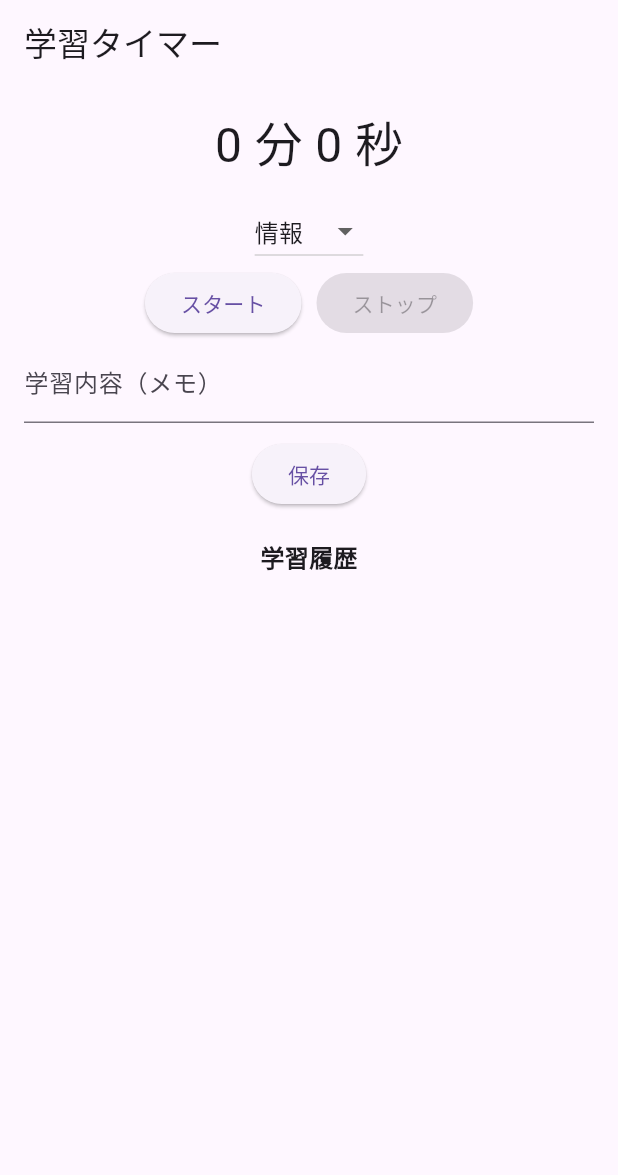
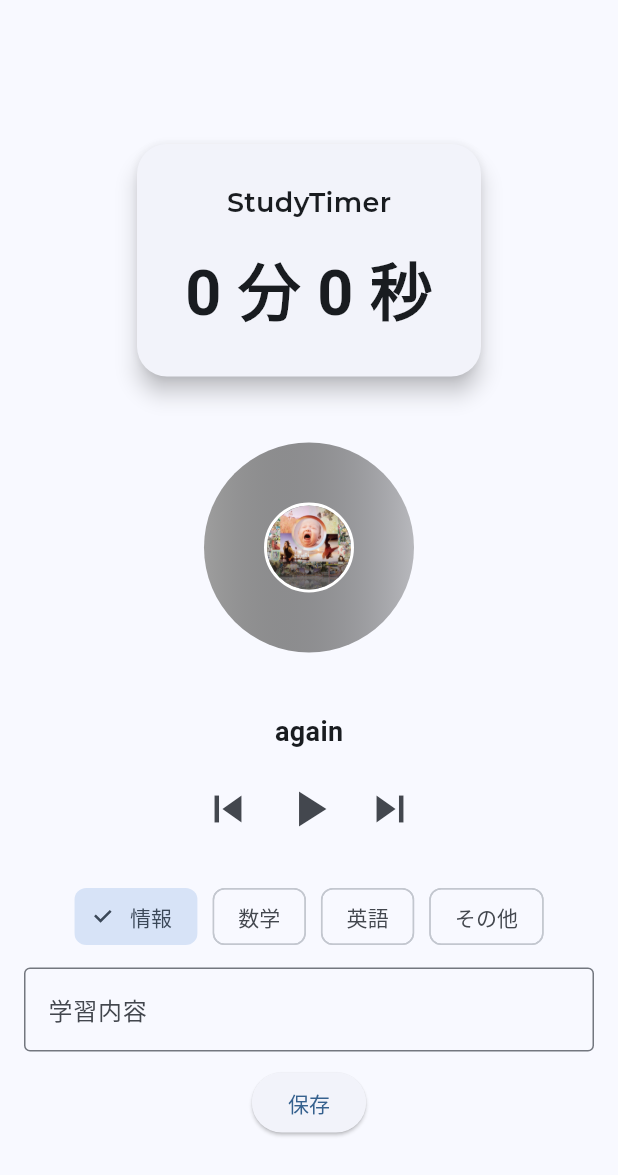
Before and after one commit to RinShimizu788/flutter_application_1, a Flutter app: the screen it shows after launch, on a phone screen of 412 x 824 dp. Shown: the top 1175 px of the screen. Run offline on Flutter 3.47's test engine with Material 3 defaults, Android fonts, the phone set to English and light mode, and no system bars; our stand-ins replace audioplayers, google_fonts, shared_preferences.

Commit message:
音楽プレイヤー

```diff
--- a/lib/main.dart
+++ b/lib/main.dart
@@ -4,6 +4,7 @@ import 'dart:convert';
 import 'package:flutter/material.dart';
 import 'package:shared_preferences/shared_preferences.dart';
 import 'package:audioplayers/audioplayers.dart';
+import 'package:google_fonts/google_fonts.dart';
 
 void main() {
   runApp(const MyApp());
@@ -46,9 +47,13 @@ class MyApp extends StatelessWidget {
 
   @override
   Widget build(BuildContext context) {
-    return const MaterialApp(
+    return MaterialApp(
       debugShowCheckedModeBanner: false,
-      home: StudyTimerPage(),
+      theme: ThemeData(
+        useMaterial3: true,
+        colorSchemeSeed: Colors.blue,
+      ),
+      home: const StudyTimerPage(),
     );
   }
 }
@@ -60,69 +65,102 @@ class StudyTimerPage extends StatefulWidget {
   State<StudyTimerPage> createState() => _StudyTimerPageState();
 }
 
-class _StudyTimerPageState extends State<StudyTimerPage> {
+class _StudyTimerPageState extends State<StudyTimerPage>
+    with SingleTickerProviderStateMixin {
+
   int elapsedSeconds = 0;
+  int goalSeconds = 1500;
   Timer? timer;
   bool isRunning = false;
 
-  final AudioPlayer _player = AudioPlayer();
+  String selectedSubject = '情報';
 
-  String selectedSubject = '情報';
+  final List<Map<String, String>> tracks = [
+    {'name': 'again', 'file': 'bgm1.mp3', 'image': 'cover1.jpg'},
+    {'name': 'HANABI', 'file': 'bgm2.m4a', 'image': 'cover2.jpg'},
+  ];
+
+  int selectedTrackIndex = 0;
+
+  String get currentTrack => tracks[selectedTrackIndex]['name']!;
+  String get currentFile => tracks[selectedTrackIndex]['file']!;
+  String get currentImage => tracks[selectedTrackIndex]['image']!;
+
   final TextEditingController memoController = TextEditingController();
+  List<StudyLog> logs = [];
 
-  List<StudyLog> logs = [];
+  final AudioPlayer player = AudioPlayer();
+
+  late AnimationController _controller;
+  late Animation<double> _rotation;
+
+  final Map<String, IconData> subjectIcons = {
+    '情報': Icons.computer,
+    '数学': Icons.calculate,
+    '英語': Icons.language,
+    'その他': Icons.more_horiz,
+  };
+
+  double get progress =>
+      (elapsedSeconds / goalSeconds).clamp(0.0, 1.0);
 
   @override
   void initState() {
     super.initState();
     loadLogs();
+    playIdleBgm();
+
+    _controller = AnimationController(
+      vsync: this,
+      duration: const Duration(seconds: 2),
+    );
+
+    _rotation = Tween<double>(begin: 0, end: 1).animate(_controller);
   }
 
   @override
   void dispose() {
     timer?.cancel();
-    _player.dispose();
     memoController.dispose();
+    player.dispose();
+    _controller.dispose();
     super.dispose();
   }
 
-  Future<void> playBgm() async {
-    await _player.setReleaseMode(ReleaseMode.loop);
-    await _player.play(AssetSource('bgm.mp3'));
+  Future<void> playStudyBgm() async {
+    await player.stop();
+    await player.setReleaseMode(ReleaseMode.loop);
+    await player.play(AssetSource(currentFile));
   }
 
-  Future<void> stopBgm() async {
-    await _player.stop();
+  Future<void> playIdleBgm() async {
+    await player.stop();
+    await player.setReleaseMode(ReleaseMode.loop);
+    await player.play(AssetSource('idle.mp3'));
+    await player.setVolume(0.3);
   }
 
   void startTimer() {
     timer?.cancel();
+    setState(() => isRunning = true);
 
-    setState(() {
-      isRunning = true;
-    });
-
-    playBgm();
+    playStudyBgm();
+    _controller.repeat();
 
     timer = Timer.periodic(const Duration(seconds: 1), (_) {
-      setState(() {
-        elapsedSeconds++;
-      });
+      setState(() => elapsedSeconds++);
     });
   }
 
   void stopTimer() {
     timer?.cancel();
-    stopBgm();
+    setState(() => isRunning = false);
 
-    setState(() {
-      isRunning = false;
-    });
+    playIdleBgm();
+    _controller.stop();
   }
 
   Future<void> saveLog() async {
-    stopBgm();
-
     final minutes = elapsedSeconds ~/ 60;
     if (minutes == 0) return;
 
@@ -148,6 +186,8 @@ class _StudyTimerPageState extends State<StudyTimerPage> {
     });
 
     timer?.cancel();
+    playIdleBgm();
+    _controller.stop();
   }
 
   Future<void> loadLogs() async {
@@ -163,54 +203,188 @@ class _StudyTimerPageState extends State<StudyTimerPage> {
     });
   }
 
+  /// 💿 CD（中央に画像）
+  Widget buildCDWithProgress() {
+    return SizedBox(
+      width: 180,
+      height: 180,
+      child: Stack(
+        alignment: Alignment.center,
+        children: [
+          /// 進捗リング
+          CircularProgressIndicator(
+            value: progress,
+            strokeWidth: 6,
+            backgroundColor: Colors.grey.shade300,
+          ),
+
+          /// 外側CD
+          RotationTransition(
+            turns: _rotation,
+            child: Container(
+              width: 140,
+              height: 140,
+              decoration: BoxDecoration(
+                shape: BoxShape.circle,
+                gradient: LinearGradient(
+                  colors: isRunning
+                      ? [Colors.black, Colors.blueGrey, Colors.black]
+                      : [Colors.grey, Colors.black26],
+                ),
+              ),
+            ),
+          ),
+
+          /// 中央画像（ジャケット）
+          RotationTransition(
+            turns: _rotation,
+            child: Container(
+              width: 60,
+              height: 60,
+              decoration: BoxDecoration(
+                shape: BoxShape.circle,
+                border: Border.all(color: Colors.white, width: 2),
+              ),
+              child: ClipOval(
+                child: Image.asset(
+                  'assets/$currentImage',
+                  fit: BoxFit.cover,
+                ),
+              ),
+            ),
+          ),
+        ],
+      ),
+    );
+  }
+
+  /// 🎵 プレイヤー
+  Widget buildPlayerControls() {
+    return Column(
+      children: [
+        Text(
+          currentTrack,
+          style: const TextStyle(
+            fontSize: 18,
+            fontWeight: FontWeight.bold,
+          ),
+        ),
+
+        const SizedBox(height: 10),
+
+        Row(
+          mainAxisAlignment: MainAxisAlignment.center,
+          children: [
+            IconButton(
+              icon: const Icon(Icons.skip_previous, size: 36),
+              onPressed: () {
+                setState(() {
+                  selectedTrackIndex =
+                      (selectedTrackIndex - 1 + tracks.length) %
+                          tracks.length;
+                });
+                if (isRunning) playStudyBgm();
+              },
+            ),
+
+            IconButton(
+              icon: Icon(
+                isRunning ? Icons.pause : Icons.play_arrow,
+                size: 40,
+              ),
+              onPressed: isRunning ? stopTimer : startTimer,
+            ),
+
+            IconButton(
+              icon: const Icon(Icons.skip_next, size: 36),
+              onPressed: () {
+                setState(() {
+                  selectedTrackIndex =
+                      (selectedTrackIndex + 1) % tracks.length;
+                });
+                if (isRunning) playStudyBgm();
+              },
+            ),
+          ],
+        ),
+      ],
+    );
+  }
+
   @override
   Widget build(BuildContext context) {
     return Scaffold(
-      appBar: AppBar(title: const Text('学習タイマー')),
+      appBar: AppBar(title: const Text('')),
       body: Padding(
         padding: const EdgeInsets.all(16),
         child: Column(
           children: [
-            Text(
-              '${elapsedSeconds ~/ 60} 分 ${elapsedSeconds % 60} 秒',
-              style: const TextStyle(fontSize: 32),
-            ),
-            const SizedBox(height: 10),
+            const SizedBox(height: 20),
 
-            DropdownButton<String>(
-              value: selectedSubject,
-              items: ['情報', '数学', '英語', 'その他']
-                  .map((s) => DropdownMenuItem(
-                        value: s,
-                        child: Text(s),
-                      ))
-                  .toList(),
-              onChanged: (value) {
-                setState(() {
-                  selectedSubject = value!;
-                });
-              },
+            /// タイマー（そのまま）
+            Card(
+              elevation: 6,
+              shape: RoundedRectangleBorder(
+                borderRadius: BorderRadius.circular(20),
+              ),
+              child: Padding(
+                padding: const EdgeInsets.symmetric(
+                  vertical: 26,
+                  horizontal: 32,
+                ),
+                child: Column(
+                  children: [
+                    Text(
+                      'StudyTimer',
+                      style: GoogleFonts.montserrat(
+                        fontSize: 18,
+                        fontWeight: FontWeight.w600,
+                      ),
+                    ),
+                    const SizedBox(height: 14),
+                    Text(
+                      '${elapsedSeconds ~/ 60} 分 ${elapsedSeconds % 60} 秒',
+                      style: const TextStyle(
+                        fontSize: 42,
+                        fontWeight: FontWeight.bold,
+                      ),
+                    ),
+                  ],
+                ),
+              ),
             ),
 
-            Row(
-              mainAxisAlignment: MainAxisAlignment.center,
-              children: [
-                ElevatedButton(
-                  onPressed: isRunning ? null : startTimer,
-                  child: const Text('スタート'),
-                ),
-                const SizedBox(width: 10),
-                ElevatedButton(
-                  onPressed: isRunning ? stopTimer : null,
-                  child: const Text('ストップ'),
-                ),
-              ],
+            const SizedBox(height: 20),
+
+            buildCDWithProgress(),
+
+            const SizedBox(height: 20),
+
+            buildPlayerControls(),
+
+            const SizedBox(height: 20),
+
+            /// 教科
+            Wrap(
+              spacing: 10,
+              children: subjectIcons.entries.map((e) {
+                return ChoiceChip(
+                  label: Text(e.key),
+                  selected: selectedSubject == e.key,
+                  onSelected: (_) {
+                    setState(() => selectedSubject = e.key);
+                  },
+                );
+              }).toList(),
             ),
+
+            const SizedBox(height: 10),
 
             TextField(
               controller: memoController,
               decoration: const InputDecoration(
-                labelText: '学習内容（メモ）',
+                labelText: '学習内容',
+                border: OutlineInputBorder(),
               ),
             ),
 
@@ -221,33 +395,17 @@ class _StudyTimerPageState extends State<StudyTimerPage> {
               child: const Text('保存'),
             ),
 
-            const SizedBox(height: 20),
-
-            const Text(
-              '学習履歴',
-              style: TextStyle(fontWeight: FontWeight.bold, fontSize: 16),
-            ),
-
-            const SizedBox(height: 10),
-
             Expanded(
               child: ListView.builder(
                 itemCount: logs.length,
-                itemBuilder: (context, index) {
-                  final log = logs[index];
-
-                  return Card(
-                    margin: const EdgeInsets.symmetric(vertical: 6),
-                    child: ListTile(
-                      leading: const Icon(Icons.book),
-                      title: Text(
-                        log.memo.isNotEmpty ? log.memo : '（メモなし）',
-                        style: const TextStyle(fontWeight: FontWeight.bold),
-                      ),
-                      subtitle: Text('${log.subject} / ${log.minutes}分'),
-                      trailing:
-                          Text('${log.date.month}/${log.date.day}'),
+                itemBuilder: (_, i) {
+                  final log = logs[i];
+                  return ListTile(
+                    title: Text(
+                      log.memo.isNotEmpty ? log.memo : '（メモなし）',
                     ),
+                    subtitle:
+                        Text('${log.subject} / ${log.minutes}分'),
                   );
                 },
               ),
```
Also changed, not shown: pubspec.yaml (+6 -1 lines), assets/cover1.jpg (added), assets/cover2.jpg (added), pubspec.lock, 4 other files.
